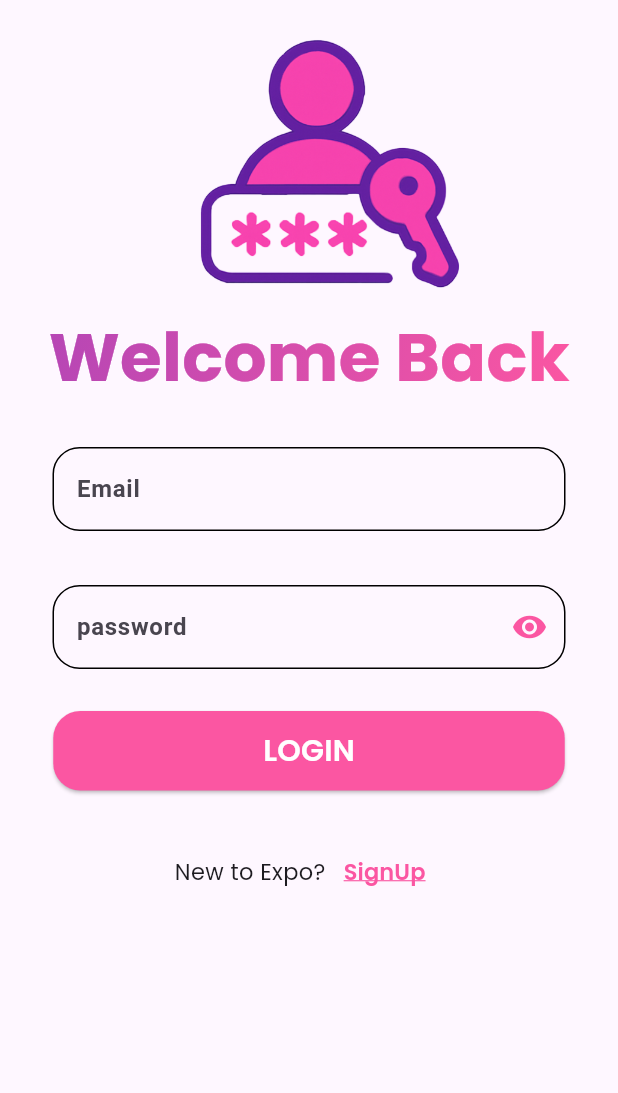
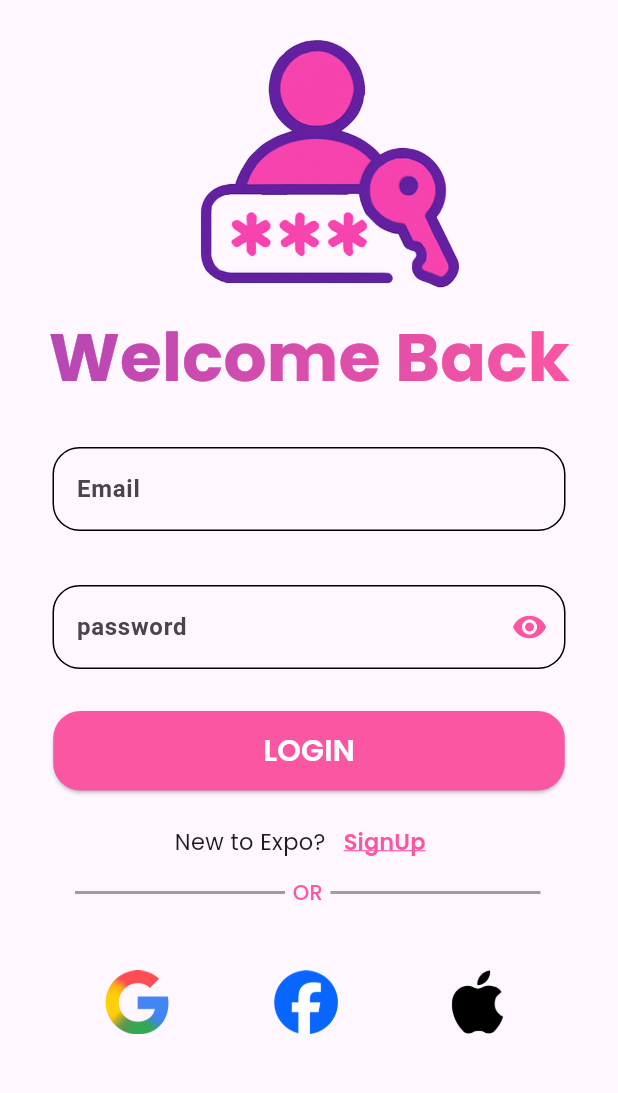
Before and after one commit to athishay-jain/Expense_app, a Flutter app: the LoginPage screen opened directly, on a phone screen of 412 x 824 dp, the part 75-1168 px from its top. Run offline on Flutter 3.47's test engine with Material 3 defaults, Android fonts, the phone set to English and light mode, and no system bars; our stand-ins replace flutter_bloc, sqflite; accounts and stored records are empty; network calls fail; Roboto replaces fonts that are missing (poppies).

Commit message:
Updated Ui

```diff
--- a/lib/UI/screens/HomeScreen/HomePage.dart
+++ b/lib/UI/screens/HomeScreen/HomePage.dart
@@ -252,7 +252,7 @@ class HomePage extends StatelessWidget {
                           subtitle: Text(mdata1[index]["subtitle"]),
                           trailing: Text(
                             mdata1[index]["expanse"],
-                            style: TextStyle(fontSize: 15, color: Colors.red),
+                            style: TextStyle(fontSize: 15, color: Color(0xfffb56a2)),
                           ),
                         );
                       }),
@@ -264,7 +264,7 @@ class HomePage extends StatelessWidget {
             height: 20,
           ),
           Container(
-            height: 140,
+            height: 200,
             margin: EdgeInsets.symmetric(horizontal: 20),
             decoration: BoxDecoration(
               borderRadius: BorderRadius.circular(10),
@@ -303,7 +303,7 @@ class HomePage extends StatelessWidget {
                   color: Colors.grey,
                 ),
                 SizedBox(
-                  height: 90,
+                  height: 150,
                   width: double.infinity,
                   child: ListView.builder(
                       itemCount: mdata2.length,
@@ -316,7 +316,7 @@ class HomePage extends StatelessWidget {
                           subtitle: Text(mdata2[index]["subtitle"]),
                           trailing: Text(
                             mdata2[index]["expanse"],
-                            style: TextStyle(fontSize: 15, color: Colors.red),
+                            style: TextStyle(fontSize: 15, color: Color(0xfffb56a2)),
                           ),
                         );
                       }),
--- a/lib/UI/screens/login/Login_page.dart
+++ b/lib/UI/screens/login/Login_page.dart
@@ -1,6 +1,5 @@
 import 'package:expance_app/UI/CutomWidget/ExText.dart';
 import 'package:expance_app/UI/screens/HomeScreen/HomePage.dart';
-import 'package:expance_app/UI/screens/HomeScreen/statisticPage.dart';
 import 'package:expance_app/UI/screens/login/singUp.dart';
 import 'package:flutter/material.dart';
 
@@ -113,7 +112,8 @@ class _LoginPageState extends State<LoginPage> {
           ),
           ElevatedButton(
               onPressed: () {
-                Navigator.push(context, MaterialPageRoute(builder: (context) => HomePage()));
+                Navigator.push(context,
+                    MaterialPageRoute(builder: (context) => HomePage()));
               },
               style: ElevatedButton.styleFrom(
                 shape: RoundedRectangleBorder(
@@ -128,7 +128,7 @@ class _LoginPageState extends State<LoginPage> {
                 textColor: Colors.white,
               )),
           SizedBox(
-            height: 30,
+            height: 10,
           ),
           Row(
             mainAxisAlignment: MainAxisAlignment.center,
@@ -150,6 +150,42 @@ class _LoginPageState extends State<LoginPage> {
                     underline: TextDecoration.underline,
                   ))
             ],
+          ),
+          Row(
+            crossAxisAlignment: CrossAxisAlignment.center,
+            children: [
+              Container(
+                margin: EdgeInsets.only(
+                  left: 50,right: 5
+                ),
+                width: 140,
+                height: 2,
+                color: Colors.grey,
+              ),
+              Extext(
+                data: "OR",
+                size: 14,
+                fwight: FontWeight.w500,
+                textColor: Color(0xfffb56a2),
+              ),
+              Container(
+                margin: EdgeInsets.only(
+                  left:5,
+                ),
+                width: 140,
+                height: 2,
+                color: Colors.grey,
+              ),
+            ],
+          ),
+SizedBox(height: 40,),
+          Row(
+            mainAxisAlignment: MainAxisAlignment.spaceEvenly,
+            children: [
+              Image.asset("Assets/Images/google-color-icon.png",scale: 12,),
+              Image.asset("Assets/Images/facebook-round-color-icon.png",scale: 12,),
+              Image.asset("Assets/Images/apple-icon.png",scale: 11,),
+            ],
           )
         ],
       ),
```
Also changed, not shown: Assets/Images/apple-icon.png (added), Assets/Images/facebook-round-color-icon.png (added), Assets/Images/google-color-icon.png (added).
